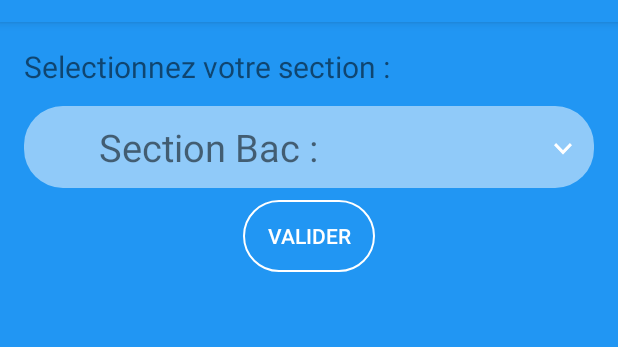
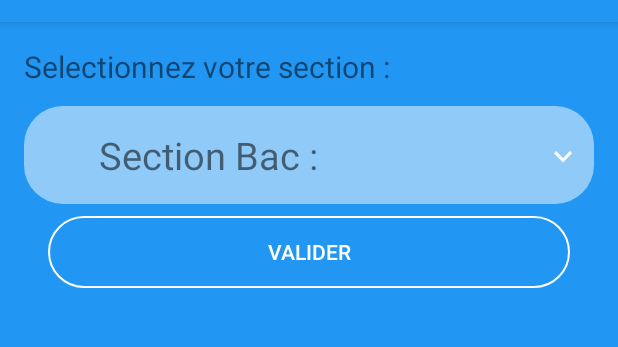
Before and after one commit to eclipex/testAndroidTawjih, an Android app: the calculScore screen opened directly, with no data from a screen before it, on a phone screen of 412 x 824 dp, the part 62-409 px from its top. Run offline under Robolectric (Android 15) with nearby library versions, the light colour scheme and no system bars.

Commit message:
Update 1.1 : Score verification done + Dialog when success

```diff
--- a/app/src/main/res/layout/activity_calcul_score.xml
+++ b/app/src/main/res/layout/activity_calcul_score.xml
@@ -40,34 +40,39 @@
         app:layout_constraintTop_toTopOf="parent" />
 
     <Button
+        android:id="@+id/show"
         style="@style/buttonStyle"
-        android:id="@+id/show"
-        android:layout_width="wrap_content"
+        android:layout_width="match_parent"
         android:layout_height="wrap_content"
-        android:layout_marginEnd="8dp"
-        android:layout_marginStart="8dp"
+        android:layout_marginEnd="32dp"
+        android:layout_marginStart="32dp"
         android:layout_marginTop="8dp"
         android:text="Valider"
         app:layout_constraintEnd_toEndOf="parent"
         app:layout_constraintStart_toStartOf="parent"
         app:layout_constraintTop_toBottomOf="@+id/spinner" />
 
-    <LinearLayout
-        android:id="@+id/addLayout"
-        android:layout_width="match_parent"
-        android:layout_height="381dp"
-        android:layout_marginBottom="32dp"
-        android:layout_marginEnd="32dp"
-        android:layout_marginStart="32dp"
-        android:layout_marginTop="200dp"
-        android:orientation="vertical"
+    <ScrollView
+        android:layout_width="0dp"
+        android:layout_height="0dp"
+        android:layout_marginBottom="8dp"
+        android:layout_marginEnd="24dp"
+        android:layout_marginStart="24dp"
+        android:layout_marginTop="8dp"
+        android:scrollbarStyle="insideInset"
         app:layout_constraintBottom_toBottomOf="parent"
-        app:layout_constraintEnd_toEndOf="@id/show"
-        app:layout_constraintHorizontal_bias="0.14"
+        app:layout_constraintEnd_toEndOf="parent"
         app:layout_constraintStart_toStartOf="parent"
-        app:layout_constraintTop_toTopOf="parent"
-        app:layout_constraintVertical_bias="0.66999996">
+        app:layout_constraintTop_toBottomOf="@+id/show">
 
-    </LinearLayout>
+        <LinearLayout
+            android:id="@+id/addLayout"
+            android:layout_width="match_parent"
+            android:layout_height="match_parent"
+            android:orientation="vertical">
+
+        </LinearLayout>
+
+    </ScrollView>
 
 </android.support.constraint.ConstraintLayout>
--- a/app/src/main/res/layout/spinner_custom_layout.xml
+++ b/app/src/main/res/layout/spinner_custom_layout.xml
@@ -13,6 +13,8 @@
         android:layout_alignParentTop="true"
         android:paddingStart="40dp"
         android:paddingEnd="60dp"
+        android:layout_marginTop="5dp"
+        android:layout_marginBottom="5dp"
         android:text="TextView"
         android:textSize="25sp" />
 
--- a/gradle.properties
+++ b/gradle.properties
@@ -10,7 +10,6 @@
 # Specifies the JVM arguments used for the daemon process.
 # The setting is particularly useful for tweaking memory settings.
 org.gradle.jvmargs=-Xmx1536m
-
 # When configured, Gradle will run in incubating parallel mode.
 # This option should only be used with decoupled projects. More details, visit
 # http://www.gradle.org/docs/current/userguide/multi_project_builds.html#sec:decoupled_projects
```
Also changed, not shown: app/src/main/java/com/example/silver/designtest/calculScore.java (+206 -29 lines).
